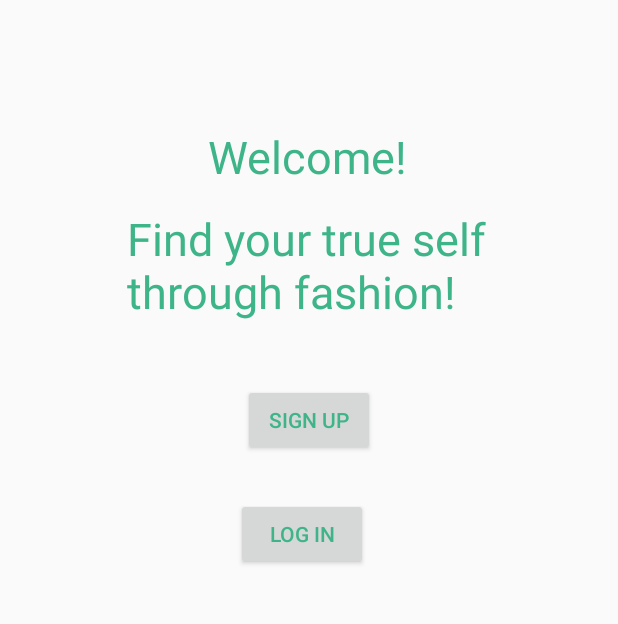
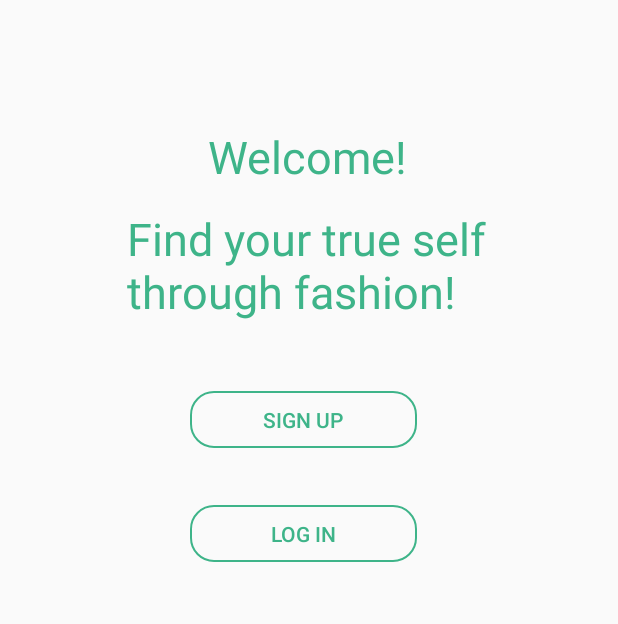
Before and after one commit to Ameerprogrammer/FitRec, an Android app built with Jetpack Compose: the screen it shows after launch (MainActivity), on a phone screen of 412 x 824 dp, the part 83-707 px from its top. Run offline under Robolectric (Android 15) with nearby library versions, the phone set to English and light mode, and no system bars.

Commit message:
Main Screen frontend edited

```diff
--- a/app/src/main/res/layout/activity_main.xml
+++ b/app/src/main/res/layout/activity_main.xml
@@ -24,21 +24,24 @@
 
     <Button
         android:id="@+id/button3"
-        android:layout_width="wrap_content"
-        android:layout_height="wrap_content"
+        android:layout_width="151dp"
+        android:layout_height="38dp"
+        android:background="@drawable/button_outline"
         android:onClick="launchSignUp"
         android:text="@string/text_2"
         android:textColor="#3EB489"
         app:layout_constraintBottom_toBottomOf="parent"
         app:layout_constraintEnd_toEndOf="parent"
+        app:layout_constraintHorizontal_bias="0.486"
         app:layout_constraintStart_toStartOf="parent"
         app:layout_constraintTop_toTopOf="parent"
-        app:layout_constraintVertical_bias="0.401" />
+        app:layout_constraintVertical_bias="0.402" />
 
     <Button
         android:id="@+id/button4"
-        android:layout_width="wrap_content"
-        android:layout_height="wrap_content"
+        android:layout_width="151dp"
+        android:layout_height="38dp"
+        android:background="@drawable/button_outline"
         android:text="@string/text_3"
         android:textColor="#3EB489"
         app:layout_constraintBottom_toBottomOf="parent"
```
